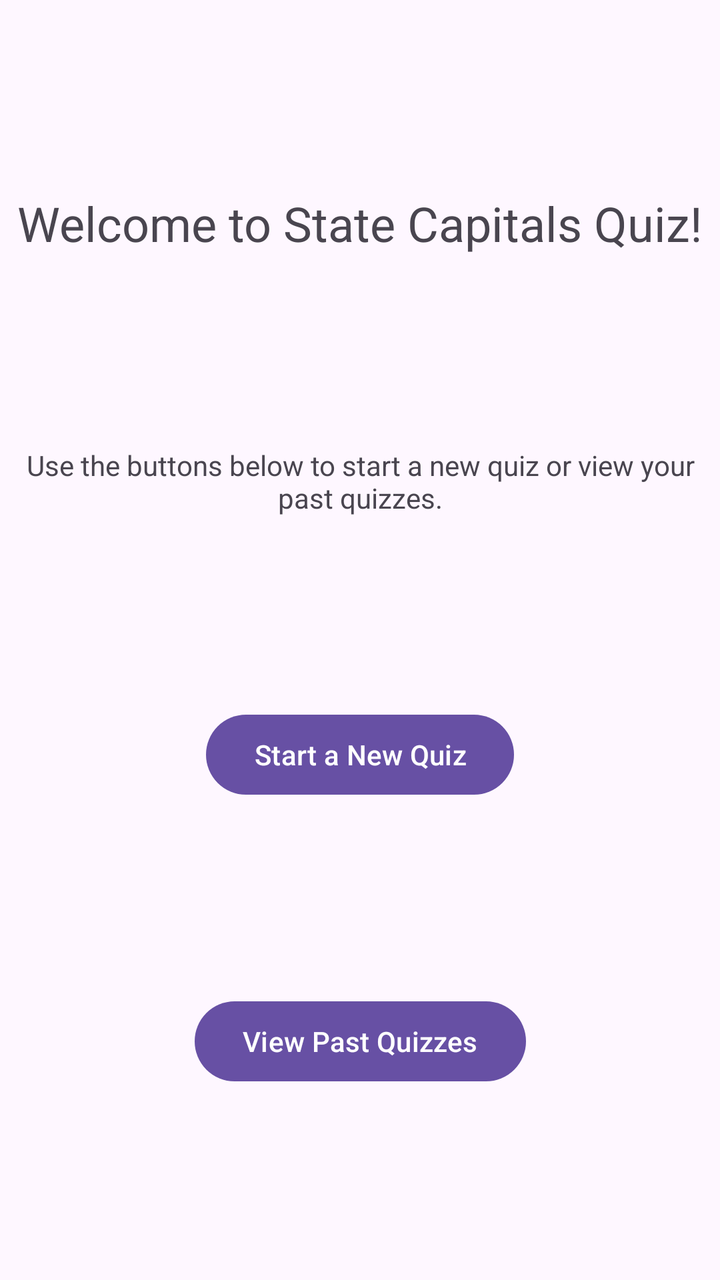
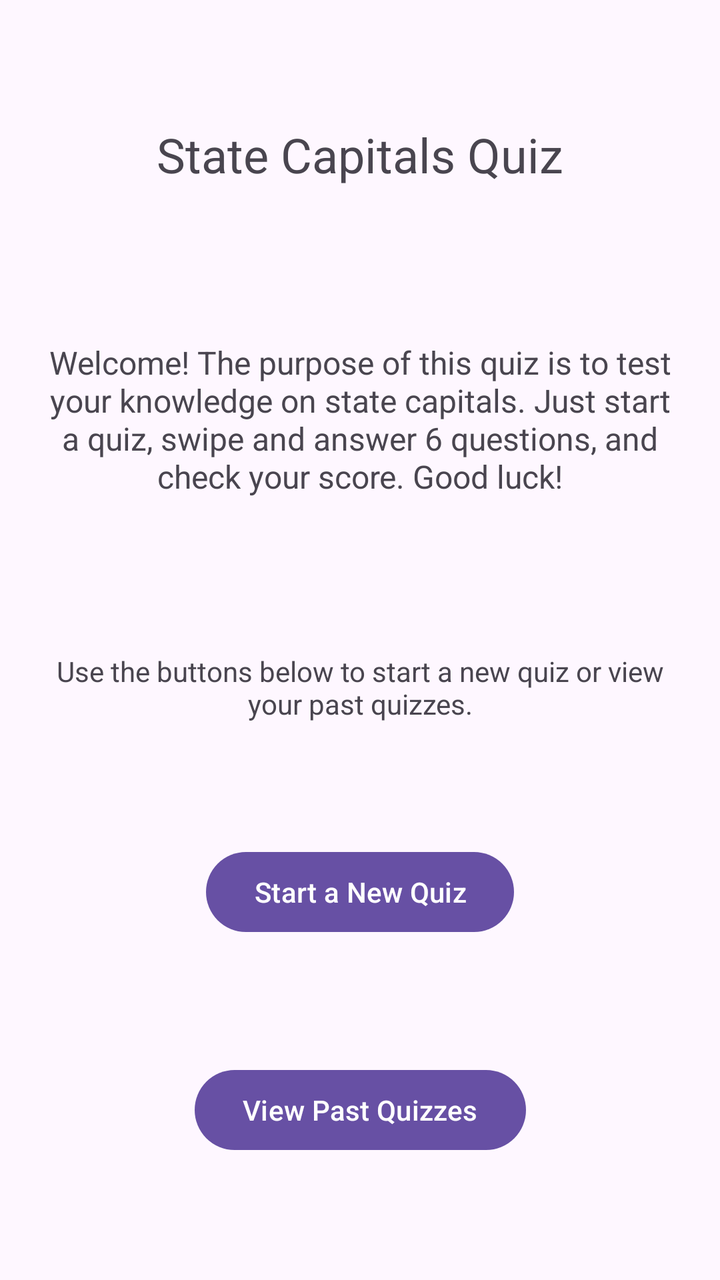

Screens rendered from an Android XML layout before and after an edit, with the pre-edit source and the edit as a unified diff.
<!-- AndroidManifest.xml: application theme Theme.StateCapitalsQuiz -->
<!-- res/layout/fragment_splash_screen.xml -->
<?xml version="1.0" encoding="utf-8"?>
<androidx.constraintlayout.widget.ConstraintLayout xmlns:android="http://schemas.android.com/apk/res/android"
    xmlns:app="http://schemas.android.com/apk/res-auto"
    xmlns:tools="http://schemas.android.com/tools"
    android:id="@+id/splashConstraintLayout"
    android:layout_width="match_parent"
    android:layout_height="match_parent"
    tools:context=".SplashScreen">

    

    <TextView
        android:id="@+id/textView"
        android:layout_width="wrap_content"
        android:layout_height="wrap_content"
        android:text="Welcome to State Capitals Quiz!"
        android:textSize="24sp"
        app:layout_constraintBottom_toTopOf="@+id/textView2"
        app:layout_constraintEnd_toEndOf="parent"
        app:layout_constraintHorizontal_bias="0.5"
        app:layout_constraintStart_toStartOf="parent"
        app:layout_constraintTop_toTopOf="parent"
        app:layout_constraintVertical_bias="0.161" />

    <TextView
        android:id="@+id/textView2"
        android:layout_width="wrap_content"
        android:layout_height="wrap_content"
        android:text="Use the buttons below to start a new quiz or view your past quizzes."
        android:textAlignment="center"
        app:layout_constraintBottom_toTopOf="@+id/startNewQuizButton"
        app:layout_constraintEnd_toEndOf="parent"
        app:layout_constraintHorizontal_bias="0.5"
        app:layout_constraintStart_toStartOf="parent"
        app:layout_constraintTop_toBottomOf="@+id/textView" />

    <Button
        android:id="@+id/startNewQuizButton"
        android:layout_width="wrap_content"
        android:layout_height="wrap_content"
        android:text="Start a New Quiz"
        app:layout_constraintBottom_toTopOf="@+id/viewPastQuizzesButton"
        app:layout_constraintEnd_toEndOf="parent"
        app:layout_constraintHorizontal_bias="0.5"
        app:layout_constraintStart_toStartOf="parent"
        app:layout_constraintTop_toBottomOf="@+id/textView2" />

    <Button
        android:id="@+id/viewPastQuizzesButton"
        android:layout_width="wrap_content"
        android:layout_height="wrap_content"
        android:text="View Past Quizzes"
        app:layout_constraintBottom_toBottomOf="parent"
        app:layout_constraintEnd_toEndOf="parent"
        app:layout_constraintHorizontal_bias="0.5"
        app:layout_constraintStart_toStartOf="parent"
        app:layout_constraintTop_toBottomOf="@+id/startNewQuizButton" />

</androidx.constraintlayout.widget.ConstraintLayout>
<!-- resources referenced by this layout -->
<resources>
  <style name="Theme.StateCapitalsQuiz" parent="Base.Theme.StateCapitalsQuiz" />
  <style name="Base.Theme.StateCapitalsQuiz" parent="Theme.Material3.DayNight.NoActionBar">
          
          
      </style>
</resources>

<!-- the commit's change to res/layout/fragment_splash_screen.xml (unified diff, before → after) -->
@@ -13,9 +13,9 @@
         android:id="@+id/textView"
         android:layout_width="wrap_content"
         android:layout_height="wrap_content"
-        android:text="Welcome to State Capitals Quiz!"
+        android:text="State Capitals Quiz"
         android:textSize="24sp"
-        app:layout_constraintBottom_toTopOf="@+id/textView2"
+        app:layout_constraintBottom_toTopOf="@+id/welcomeMessageTextView"
         app:layout_constraintEnd_toEndOf="parent"
         app:layout_constraintHorizontal_bias="0.5"
         app:layout_constraintStart_toStartOf="parent"
@@ -23,16 +23,34 @@
         app:layout_constraintVertical_bias="0.161" />
 
     <TextView
+        android:id="@+id/welcomeMessageTextView"
+        android:layout_width="0dp"
+        android:layout_height="wrap_content"
+        android:layout_marginStart="24dp"
+        android:layout_marginEnd="24dp"
+        android:layout_marginTop="16dp"
+        android:layout_marginBottom="16dp"
+        android:text="@string/quiz_welcome_message"
+        android:textAlignment="center"
+        android:textSize="16sp"
+        app:layout_constraintBottom_toTopOf="@+id/textView2"
+        app:layout_constraintEnd_toEndOf="parent"
+        app:layout_constraintStart_toStartOf="parent"
+        app:layout_constraintTop_toBottomOf="@+id/textView" />
+
+    <TextView
         android:id="@+id/textView2"
-        android:layout_width="wrap_content"
+        android:layout_width="0dp"
         android:layout_height="wrap_content"
+        android:layout_marginStart="24dp"
+        android:layout_marginEnd="24dp"
         android:text="Use the buttons below to start a new quiz or view your past quizzes."
         android:textAlignment="center"
         app:layout_constraintBottom_toTopOf="@+id/startNewQuizButton"
         app:layout_constraintEnd_toEndOf="parent"
         app:layout_constraintHorizontal_bias="0.5"
         app:layout_constraintStart_toStartOf="parent"
-        app:layout_constraintTop_toBottomOf="@+id/textView" />
+        app:layout_constraintTop_toBottomOf="@+id/welcomeMessageTextView" />
 
     <Button
         android:id="@+id/startNewQuizButton"
<!-- resource entries referenced after the edit -->
@@ -1,5 +1,6 @@
 <!-- resources referenced by this layout -->
 <resources>
+  <string name="quiz_welcome_message">Welcome! The purpose of this quiz is to test your knowledge on state capitals. Just start a quiz, swipe and answer 6 questions, and check your score. Good luck!</string>
   <style name="Theme.StateCapitalsQuiz" parent="Base.Theme.StateCapitalsQuiz" />
   <style name="Base.Theme.StateCapitalsQuiz" parent="Theme.Material3.DayNight.NoActionBar">
           
